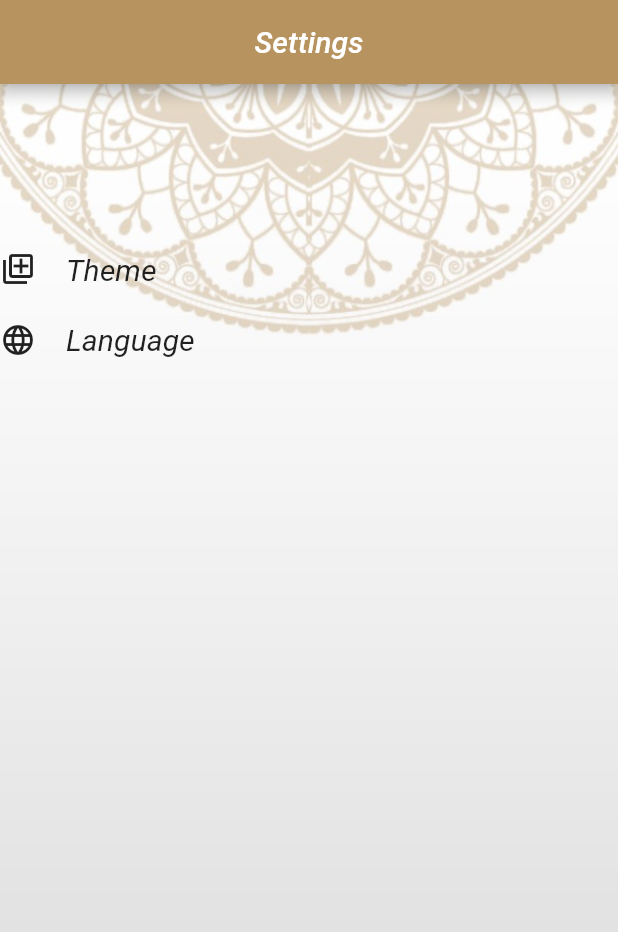
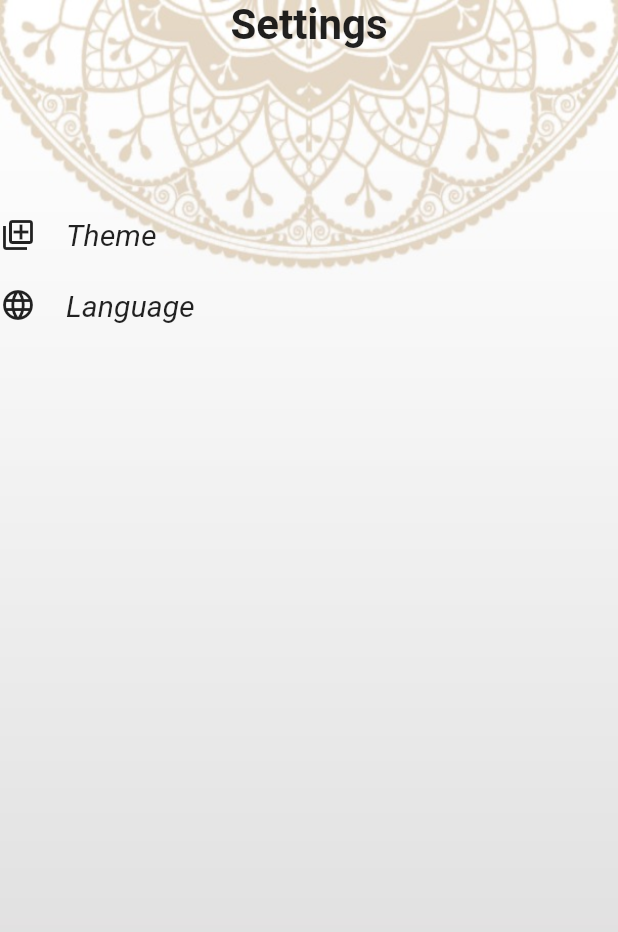
Before and after one commit to Youssef-Bassem/IslamiApp, a Flutter app: the SideMenu screen opened directly, on a phone screen of 412 x 824 dp. Shown: the top 932 px of the screen. Run offline on Flutter 3.47's test engine with Material 2 defaults, Android fonts, the phone set to English and light mode, and no system bars; missing offline and left inert: dart:ffi; generated files the repository leaves out were written again.

Commit message:
Modified title in SideMenu

```diff
--- a/lib/SideMenu.dart
+++ b/lib/SideMenu.dart
@@ -17,16 +17,6 @@ class _SideMenuState extends State<SideMenu> {
   Widget build(BuildContext context) {
     provider = Provider.of<AppProvider>(context);
     return Scaffold(
-      appBar: AppBar(
-        title: Text(
-          'Settings',
-          style: TextStyle(
-            fontStyle: FontStyle.italic,
-            color: Colors.white,
-          ),
-        ),
-        centerTitle: true,
-      ),
       body: Container(
         child: Container(
           decoration: BoxDecoration(
@@ -41,6 +31,12 @@ class _SideMenuState extends State<SideMenu> {
             child: Column(
               crossAxisAlignment: CrossAxisAlignment.stretch,
               children: [
+                Center(
+                  child: Text(
+                    AppLocalizations.of(context)!.settings,
+                    style: TextStyle(fontSize: 28, fontWeight: FontWeight.bold),
+                  ),
+                ),
                 SizedBox(
                   height: 100,
                 ),
```
